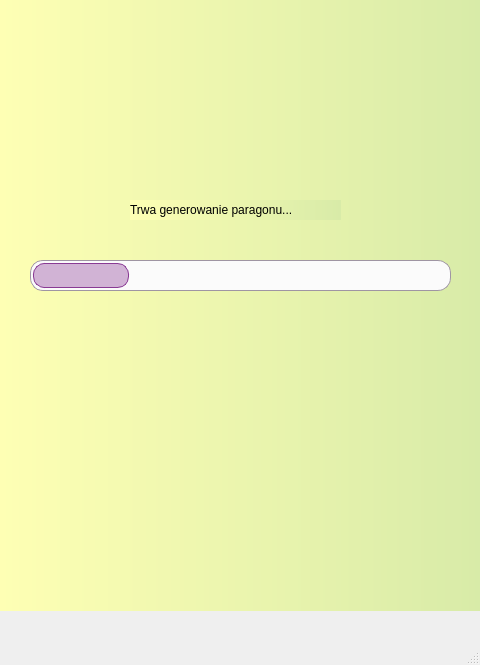
First picture: the form in ordering-food-app-2/mainwindow.ui, repository Gipsonek123/Ordering-food-app, before the edit.
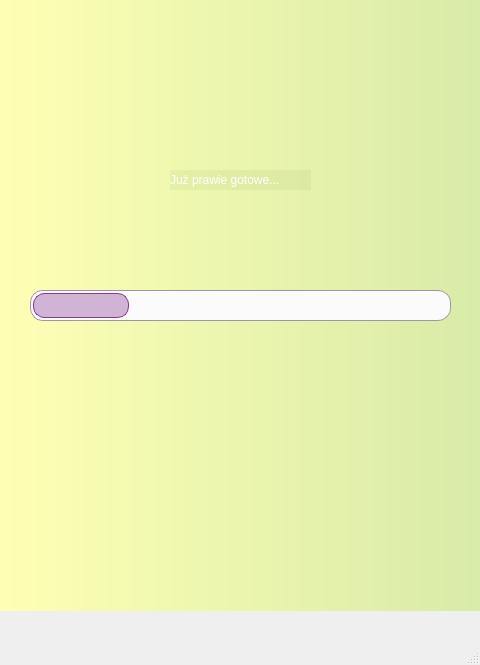
Second picture: the form after the edit. The open tabs and pages were chosen to show the change. Icons and pictures are not drawn.

Patch:
```diff
--- a/ordering-food-app-2/mainwindow.ui
+++ b/ordering-food-app-2/mainwindow.ui
@@ -314,6 +314,73 @@
      <zorder>label_10</zorder>
      <zorder>verticalLayoutWidget_2</zorder>
      <zorder>label_3</zorder>
+     <zorder>pushButton_2</zorder>
+     <zorder>pushButton_3</zorder>
+    </widget>
+    <widget class="QWidget" name="page_5">
+     <widget class="QProgressBar" name="progressBar_3">
+      <property name="geometry">
+       <rect>
+        <x>30</x>
+        <y>290</y>
+        <width>421</width>
+        <height>31</height>
+       </rect>
+      </property>
+      <property name="autoFillBackground">
+       <bool>false</bool>
+      </property>
+      <property name="styleSheet">
+       <string notr="true">QProgressBar{
+	border-color: #9f95a3;
+	border-width: 1px;
+	border-style: solid;
+	background-color: #fbfbfb;
+	height: 26px;
+	border-radius: 13px;
+	text-align: right;
+}
+
+QProgressBar::chunk {
+    /* looks buggy somehow */
+    border-color: #893a94;
+    border-width: 1px;
+    border-style: solid;
+    /* same as border-color but with 37% opacity */
+    background-color: #60893a94;
+    border-radius: 11px;
+    margin: 2px;
+}</string>
+      </property>
+      <property name="value">
+       <number>24</number>
+      </property>
+      <property name="textVisible">
+       <bool>false</bool>
+      </property>
+      <property name="invertedAppearance">
+       <bool>false</bool>
+      </property>
+     </widget>
+     <widget class="QLabel" name="label_11">
+      <property name="geometry">
+       <rect>
+        <x>170</x>
+        <y>170</y>
+        <width>141</width>
+        <height>20</height>
+       </rect>
+      </property>
+      <property name="styleSheet">
+       <string notr="true">	color: white;
+    background-color: rgba(120, 157, 83, 0.1);
+	font: 350 10pt &quot;Cascadia Code SemiLight&quot;;
+</string>
+      </property>
+      <property name="text">
+       <string>Już prawie gotowe...</string>
+      </property>
+     </widget>
     </widget>
     <widget class="QWidget" name="Menupage">
      <widget class="QScrollBar" name="verticalScrollBar">
@@ -1269,6 +1336,12 @@
         <height>20</height>
        </rect>
       </property>
+      <property name="styleSheet">
+       <string notr="true">	color: white;
+    background-color: rgba(120, 157, 83, 0.1);
+	font: 350 10pt &quot;Cascadia Code SemiLight&quot;;
+</string>
+      </property>
       <property name="text">
        <string>Trwa generowanie paragonu...</string>
       </property>
```
Left out of the diff: 253 changed lines with no effect on the pictures.
